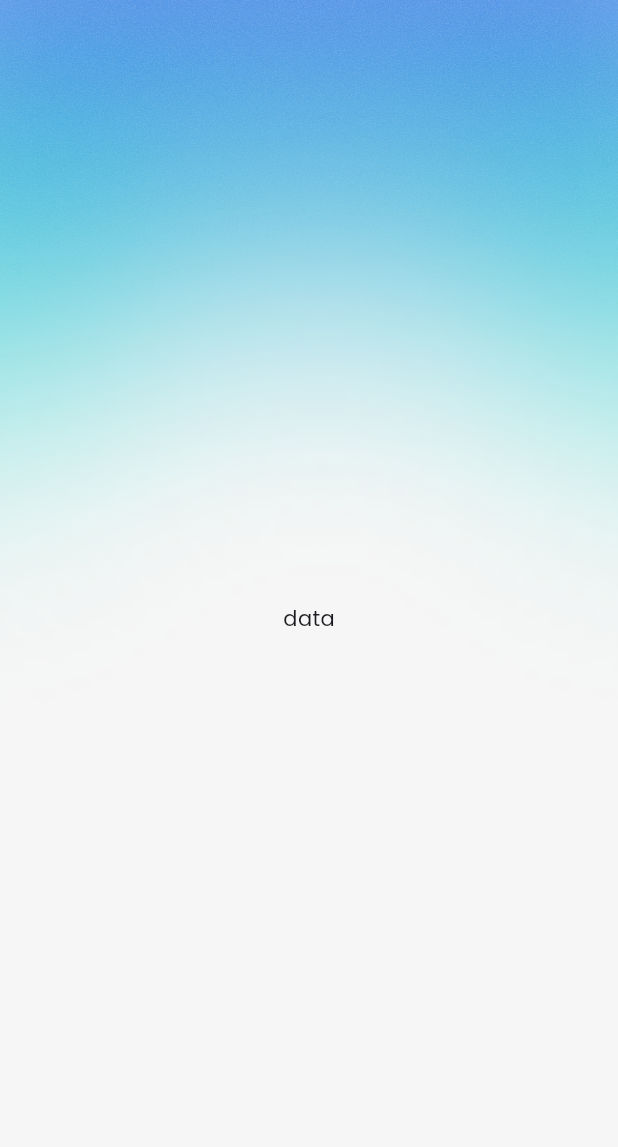
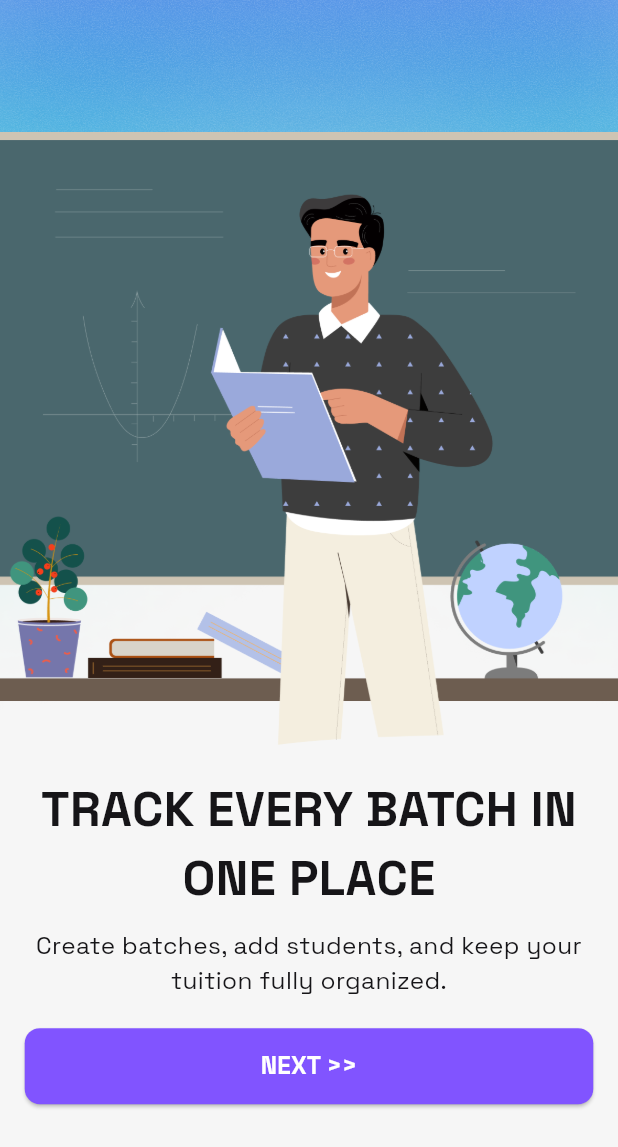
Before and after one commit to Saon00/coaching-beton, a Flutter app: the screen it shows after launch, on a phone screen of 412 x 824 dp. Shown: the top 1147 px of the screen. Run offline on Flutter 3.47's test engine with Material 3 defaults, Android fonts, the phone set to English and light mode, and no system bars; our stand-ins replace flutter_riverpod, flutter_screenutil, get, go_router, google_fonts, riverpod.

Commit message:
onboarding added

```diff
--- /dev/null
+++ b/lib/core/theme/app_colors.dart
@@ -0,0 +1,13 @@
+
+import 'package:flutter/material.dart';
+
+class AppColors{
+  AppColors._();
+
+  static const Color primaryColor = Color(0xff2993BA);
+  static const Color greyColor70 = Color(0xff161518);
+  static const Color purpleColor = Color(0xff8154FF);
+  static const Color whiteColor = Colors.white;
+
+
+}
--- a/lib/core/theme/app_images.dart
+++ b/lib/core/theme/app_images.dart
@@ -1,6 +1,7 @@
+class AppImages {
+  AppImages._();
 
-
-class AppImages{
-  AppImages._();
   static const String app_bg = "assets/images/app_bg.png";
+  static const String onBoarding_1 = "assets/images/onboard1.png";
+  static const String onBoarding_2 = "assets/images/onboard2.png";
 }
--- /dev/null
+++ b/lib/features/onboarding/ui/onboarding_1.dart
@@ -0,0 +1,77 @@
+import 'package:coaching_beton/core/global_widgets/bg_screen.dart';
+import 'package:coaching_beton/core/theme/app_images.dart';
+import 'package:flutter/material.dart';
+import 'package:flutter_screenutil/flutter_screenutil.dart';
+
+import '../../../core/theme/app_colors.dart';
+
+class Onboarding1 extends StatelessWidget {
+  const Onboarding1({super.key});
+
+  @override
+  Widget build(BuildContext context) {
+    return BGScreen(
+      widget: Column(
+        mainAxisAlignment: MainAxisAlignment.center,
+        children: [
+          // image
+          Image.asset(AppImages.onBoarding_1),
+          SizedBox(height: 20.h),
+          // slogan
+          Padding(
+            padding: EdgeInsets.symmetric(horizontal: 15.w),
+            child: Text(
+              'Track Every Batch in One Place'.toUpperCase(),
+              textAlign: TextAlign.center,
+              style: TextStyle(
+                color: AppColors.greyColor70,
+                fontSize: 32.sp,
+                fontWeight: FontWeight.bold,
+              ),
+            ),
+          ),
+          SizedBox(height: 10.h),
+          // sub slogan
+          Padding(
+            padding: EdgeInsets.symmetric(horizontal: 15.w),
+            child: Text(
+              'Create batches, add students, and keep your tuition fully organized.',
+              textAlign: TextAlign.center,
+              style: TextStyle(
+                color: AppColors.greyColor70,
+                fontSize: 16.sp,
+                fontWeight: FontWeight.w400,
+              ),
+            ),
+          ),
+          SizedBox(height: 20.h),
+          // button
+          Padding(
+            padding: EdgeInsets.symmetric(horizontal: 15.w),
+            child: SizedBox(
+              width: double.infinity,
+              height: 50.h,
+              child: ElevatedButton(
+                onPressed: () {},
+                style: ElevatedButton.styleFrom(
+                  backgroundColor: AppColors.purpleColor,
+                  shape: RoundedRectangleBorder(
+                    borderRadius: BorderRadius.circular(10.r),
+                  ),
+                ),
+                child: Text(
+                  'NEXT >>',
+                  style: TextStyle(
+                    color: AppColors.whiteColor,
+                    fontSize: 16.sp,
+                    fontWeight: FontWeight.w700,
+                  ),
+                ),
+              ),
+            ),
+          ),
+        ],
+      ),
+    );
+  }
+}
--- a/lib/features/splash/ui/splash_screen.dart
+++ /dev/null
@@ -1,11 +0,0 @@
-import 'package:coaching_beton/core/global_widgets/bg_screen.dart';
-import 'package:flutter/material.dart';
-
-class SplashScreen extends StatelessWidget {
-  const SplashScreen({super.key});
-
-  @override
-  Widget build(BuildContext context) {
-    return BGScreen(widget: Center(child: Text('data')));
-  }
-}
--- a/lib/main.dart
+++ b/lib/main.dart
@@ -1,18 +1,19 @@
 import 'package:coaching_beton/routes/routes.dart';
 import 'package:flutter/material.dart';
+import 'package:flutter_riverpod/flutter_riverpod.dart';
 import 'package:flutter_screenutil/flutter_screenutil.dart';
+import 'package:get/get.dart';
 import 'package:google_fonts/google_fonts.dart';
-import 'package:flutter_riverpod/flutter_riverpod.dart';
 
 void main() {
-  runApp(const ProviderScope(child: MainApp()));
+  runApp(ProviderScope(child: const MainApp()));
 }
 
-class MainApp extends StatelessWidget {
+class MainApp extends ConsumerWidget {
   const MainApp({super.key});
 
   @override
-  Widget build(BuildContext context) {
+  Widget build(BuildContext context, WidgetRef ref) {
     return ScreenUtilInit(
       designSize: const Size(375, 812),
       minTextAdapt: true,
@@ -20,10 +21,11 @@ class MainApp extends StatelessWidget {
       builder: (_, child) {
         return MaterialApp.router(
           debugShowCheckedModeBanner: false,
-          theme: ThemeData(textTheme: GoogleFonts.poppinsTextTheme()),
+          theme: ThemeData(textTheme: GoogleFonts.spaceGroteskTextTheme()),
           routerDelegate: AppRoutes.router.routerDelegate,
           routeInformationParser: AppRoutes.router.routeInformationParser,
           routeInformationProvider: AppRoutes.router.routeInformationProvider,
+
         );
       },
     );
--- a/lib/routes/routes.dart
+++ b/lib/routes/routes.dart
@@ -1,15 +1,22 @@
+import 'package:coaching_beton/features/onboarding/ui/onboarding_1.dart';
+import 'package:go_router/go_router.dart';
 
-import 'package:coaching_beton/features/splash/ui/splash_screen.dart';
-import 'package:go_router/go_router.dart';
+import '../features/onboarding/ui/splash_screen.dart';
 
 class AppRoutes {
   static final GoRouter router = GoRouter(
+    initialLocation: '/',
     routes: [
       GoRoute(
         path: '/',
         name: 'SPLASH',
         builder: (context, state) => SplashScreen(),
       ),
+      GoRoute(
+        path: '/onboarding1',
+        name: 'ONBOARDING1',
+        builder: (context, state) => Onboarding1(),
+      ),
     ],
   );
 }
```
Also changed, not shown: lib/features/onboarding/controller/splash_controller.dart (added, +18 -0 lines), lib/features/onboarding/ui/splash_screen.dart (added, +50 -0 lines), assets/images/onboard1.png (added), assets/images/onboard2.png (added).
